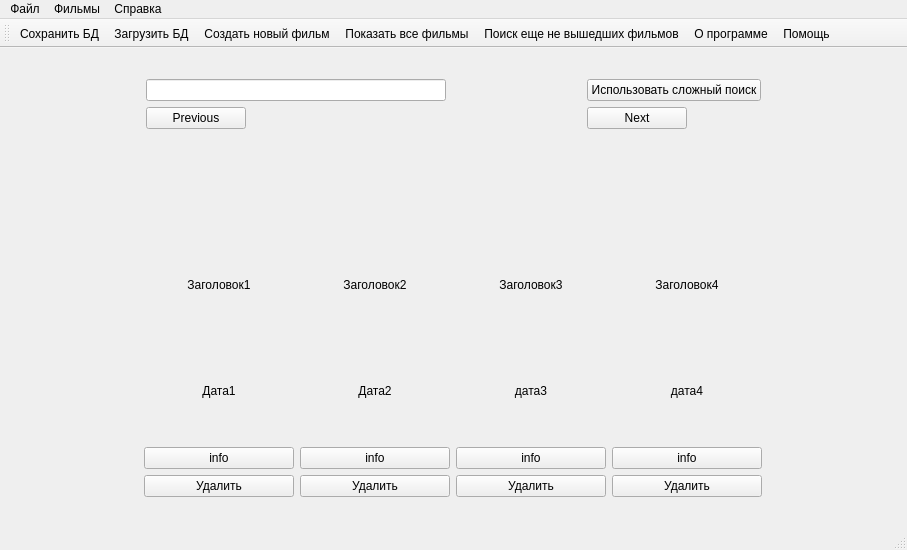
Clever001/MovieDatabase, file mainwindow.ui: the form before one commit.
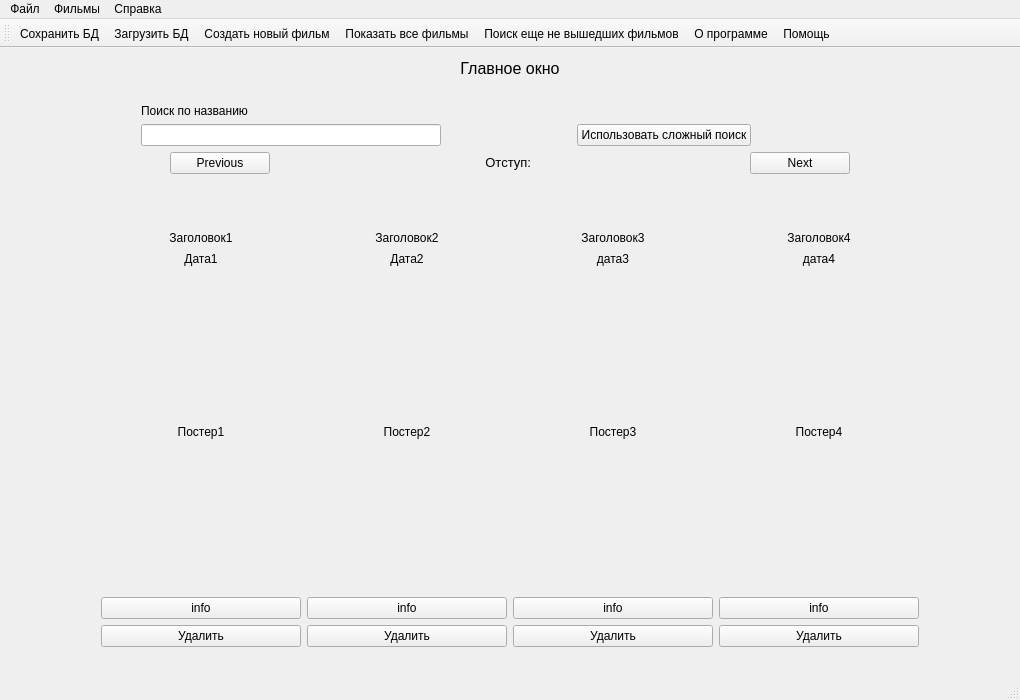
The form after the commit. Icons and pictures are not drawn.

What changed in the file:
```diff
--- a/mainwindow.ui
+++ b/mainwindow.ui
@@ -6,15 +6,42 @@
    <rect>
     <x>0</x>
     <y>0</y>
-    <width>907</width>
-    <height>550</height>
+    <width>1020</width>
+    <height>700</height>
    </rect>
   </property>
+  <property name="minimumSize">
+   <size>
+    <width>1020</width>
+    <height>700</height>
+   </size>
+  </property>
+  <property name="maximumSize">
+   <size>
+    <width>16777215</width>
+    <height>16777215</height>
+   </size>
+  </property>
   <property name="windowTitle">
    <string>Movie Database</string>
   </property>
   <widget class="QWidget" name="centralWidget">
    <layout class="QVBoxLayout" name="verticalLayout">
+    <item>
+     <widget class="QLabel" name="label_6">
+      <property name="font">
+       <font>
+        <pointsize>12</pointsize>
+       </font>
+      </property>
+      <property name="text">
+       <string>Главное окно</string>
+      </property>
+      <property name="alignment">
+       <set>Qt::AlignCenter</set>
+      </property>
+     </widget>
+    </item>
     <item>
      <spacer name="verticalSpacer_3">
       <property name="orientation">
@@ -34,47 +61,18 @@
     <item>
      <layout class="QGridLayout" name="gridLayout_2">
       <item row="0" column="0">
-       <widget class="QLineEdit" name="lineEdit">
-        <property name="sizePolicy">
-         <sizepolicy hsizetype="Fixed" vsizetype="Minimum">
-          <horstretch>0</horstretch>
-          <verstretch>0</verstretch>
-         </sizepolicy>
-        </property>
-        <property name="minimumSize">
-         <size>
-          <width>300</width>
-          <height>0</height>
-         </size>
-        </property>
-        <property name="maximumSize">
-         <size>
-          <width>16777215</width>
-          <height>25</height>
-         </size>
-        </property>
-       </widget>
-      </item>
-      <item row="2" column="1">
-       <widget class="QPushButton" name="nextButton">
-        <property name="sizePolicy">
-         <sizepolicy hsizetype="Fixed" vsizetype="Minimum">
-          <horstretch>0</horstretch>
-          <verstretch>0</verstretch>
-         </sizepolicy>
-        </property>
-        <property name="maximumSize">
-         <size>
-          <width>100</width>
-          <height>25</height>
-         </size>
+       <widget class="QLabel" name="label_5">
+        <property name="font">
+         <font>
+          <pointsize>9</pointsize>
+         </font>
         </property>
         <property name="text">
-         <string>Next</string>
+         <string>Поиск по названию</string>
         </property>
        </widget>
       </item>
-      <item row="0" column="1">
+      <item row="1" column="1">
        <widget class="QPushButton" name="complexSearchButton">
         <property name="sizePolicy">
          <sizepolicy hsizetype="Fixed" vsizetype="Minimum">
@@ -88,12 +86,67 @@
           <height>25</height>
          </size>
         </property>
+        <property name="font">
+         <font>
+          <pointsize>9</pointsize>
+         </font>
+        </property>
         <property name="text">
          <string>Использовать сложный поиск</string>
         </property>
        </widget>
       </item>
-      <item row="2" column="0">
+      <item row="1" column="0">
+       <widget class="QLineEdit" name="lineEdit">
+        <property name="sizePolicy">
+         <sizepolicy hsizetype="Fixed" vsizetype="Minimum">
+          <horstretch>0</horstretch>
+          <verstretch>0</verstretch>
+         </sizepolicy>
+        </property>
+        <property name="minimumSize">
+         <size>
+          <width>300</width>
+          <height>0</height>
+         </size>
+        </property>
+        <property name="maximumSize">
+         <size>
+          <width>16777215</width>
+          <height>25</height>
+         </size>
+        </property>
+        <property name="font">
+         <font>
+          <pointsize>9</pointsize>
+         </font>
+        </property>
+       </widget>
+      </item>
+      <item row="0" column="1">
+       <widget class="QLabel" name="label_2">
+        <property name="sizePolicy">
+         <sizepolicy hsizetype="Fixed" vsizetype="Preferred">
+          <horstretch>0</horstretch>
+          <verstretch>0</verstretch>
+         </sizepolicy>
+        </property>
+        <property name="minimumSize">
+         <size>
+          <width>300</width>
+          <height>0</height>
+         </size>
+        </property>
+        <property name="text">
+         <string/>
+        </property>
+       </widget>
+      </item>
+     </layout>
+    </item>
+    <item>
+     <layout class="QHBoxLayout" name="horizontalLayout_2">
+      <item>
        <widget class="QPushButton" name="previousButton">
         <property name="sizePolicy">
          <sizepolicy hsizetype="Fixed" vsizetype="Minimum">
@@ -107,11 +160,67 @@
           <height>25</height>
          </size>
         </property>
+        <property name="font">
+         <font>
+          <pointsize>9</pointsize>
+         </font>
+        </property>
         <property name="text">
          <string>Previous</string>
         </property>
        </widget>
       </item>
+      <item>
+       <widget class="QLabel" name="offsetLabel">
+        <property name="sizePolicy">
+         <sizepolicy hsizetype="Preferred" vsizetype="Fixed">
+          <horstretch>0</horstretch>
+          <verstretch>0</verstretch>
+         </sizepolicy>
+        </property>
+        <property name="maximumSize">
+         <size>
+          <width>150</width>
+          <height>16777215</height>
+         </size>
+        </property>
+        <property name="font">
+         <font>
+          <pointsize>10</pointsize>
+         </font>
+        </property>
+        <property name="text">
+         <string>Отступ: </string>
+        </property>
+        <property name="alignment">
+         <set>Qt::AlignCenter</set>
+        </property>
+       </widget>
+      </item>
+      <item>
+       <widget class="QPushButton" name="nextButton">
+        <property name="sizePolicy">
+         <sizepolicy hsizetype="Fixed" vsizetype="Minimum">
+          <horstretch>0</horstretch>
+          <verstretch>0</verstretch>
+         </sizepolicy>
+        </property>
+        <property name="maximumSize">
+         <size>
+          <width>100</width>
+          <height>25</height>
+         </size>
+        </property>
+        <property name="font">
+         <font>
+          <pointsize>9</pointsize>
+         </font>
+        </property>
+        <property name="text">
+         <string>Next</string>
+        </property>
+       </widget>
+      </item>
      </layout>
     </item>
     <item>
@@ -120,12 +229,12 @@
        <enum>Qt::Vertical</enum>
       </property>
       <property name="sizeType">
-       <enum>QSizePolicy::Expanding</enum>
+       <enum>QSizePolicy::Preferred</enum>
       </property>
       <property name="sizeHint" stdset="0">
        <size>
         <width>20</width>
-        <height>30</height>
+        <height>50</height>
        </size>
       </property>
      </spacer>
@@ -134,105 +243,82 @@
      <layout class="QHBoxLayout" name="horizontalLayout">
       <item>
        <layout class="QGridLayout" name="gridLayout">
-        <item row="1" column="0">
-         <widget class="QLabel" name="movie1Date">
-          <property name="sizePolicy">
-           <sizepolicy hsizetype="Preferred" vsizetype="Expanding">
-            <horstretch>0</horstretch>
-            <verstretch>0</verstretch>
-           </sizepolicy>
-          </property>
-          <property name="minimumSize">
+        <item row="4" column="2">
+         <widget class="QPushButton" name="movie3DelButton">
+          <property name="maximumSize">
            <size>
-            <width>0</width>
-            <height>100</height>
+            <width>200</width>
+            <height>16777215</height>
            </size>
           </property>
+          <property name="font">
+           <font>
+            <pointsize>9</pointsize>
+           </font>
+          </property>
+          <property name="text">
+           <string>Удалить</string>
+          </property>
+         </widget>
+        </item>
+        <item row="3" column="3">
+         <widget class="QPushButton" name="movie4EditButton">
           <property name="maximumSize">
            <size>
-            <width>16777215</width>
-            <height>250</height>
+            <width>200</width>
+            <height>16777215</height>
            </size>
           </property>
-          <property name="text">
-           <string>Дата1</string>
+          <property name="font">
+           <font>
+            <pointsize>9</pointsize>
+           </font>
           </property>
-          <property name="alignment">
-           <set>Qt::AlignCenter</set>
+          <property name="text">
+           <string>info</string>
           </property>
          </widget>
         </item>
         <item row="3" column="0">
+         <widget class="QPushButton" name="movie1EditButton">
+          <property name="maximumSize">
+           <size>
+            <width>200</width>
+            <height>16777215</height>
+           </size>
+          </property>
+          <property name="font">
+           <font>
+            <pointsize>9</pointsize>
+           </font>
+          </property>
+          <property name="text">
+           <string>info</string>
+          </property>
+         </widget>
+        </item>
+        <item row="4" column="0">
          <widget class="QPushButton" name="movie1DelButton">
           <property name="maximumSize">
            <size>
-            <width>150</width>
+            <width>200</width>
             <height>16777215</height>
            </size>
           </property>
-          <property name="text">
-           <string>Удалить</string>
+          <property name="font">
+           <font>
+            <pointsize>9</pointsize>
+           </font>
           </property>
-         </widget>
-        </item>
-        <item row="3" column="2">
-         <widget class="QPushButton" name="movie3DelButton">
-          <property name="maximumSize">
-           <size>
-            <width>150</width>
-            <height>16777215</height>
-           </size>
-          </property>
           <property name="text">
            <string>Удалить</string>
           </property>
          </widget>
         </item>
-        <item row="2" column="1">
-         <widget class="QPushButton" name="movie2EditButton">
-          <property name="maximumSize">
-           <size>
-            <width>150</width>
-            <height>16777215</height>
-           </size>
-          </property>
-          <property name="text">
-           <string>info</string>
-          </property>
-         </widget>
-        </item>
-        <item row="1" column="1">
-         <widget class="QLabel" name="movie2Date">
-          <property name="sizePolicy">
-           <sizepolicy hsizetype="Preferred" vsizetype="Expanding">
-            <horstretch>0</horstretch>
-            <verstretch>0</verstretch>
-           </sizepolicy>
-          </property>
-          <property name="minimumSize">
-           <size>
-            <width>0</width>
-            <height>100</height>
-           </size>
-          </property>
-          <property name="maximumSize">
-           <size>
-            <width>16777215</width>
-            <height>250</height>
-           </size>
-          </property>
-          <property name="text">
-           <string>Дата2</string>
-          </property>
-          <property name="alignment">
-           <set>Qt::AlignCenter</set>
-          </property>
-         </widget>
-        </item>
         <item row="0" column="1">
          <widget class="QLabel" name="movie2Label">
           <property name="sizePolicy">
-           <sizepolicy hsizetype="Preferred" vsizetype="Expanding">
+           <sizepolicy hsizetype="Preferred" vsizetype="Preferred">
             <horstretch>0</horstretch>
             <verstretch>0</verstretch>
            </sizepolicy>
@@ -240,15 +326,20 @@
           <property name="minimumSize">
            <size>
             <width>0</width>
-            <height>100</height>
+            <height>15</height>
            </size>
           </property>
           <property name="maximumSize">
            <size>
-            <width>16777215</width>
+            <width>200</width>
             <height>250</height>
            </size>
           </property>
+          <property name="font">
+           <font>
+            <pointsize>9</pointsize>
+           </font>
+          </property>
           <property name="text">
            <string>Заголовок2</string>
           </property>
@@ -260,7 +351,7 @@
         <item row="0" column="2">
          <widget class="QLabel" name="movie3Label">
           <property name="sizePolicy">
-           <sizepolicy hsizetype="Preferred" vsizetype="Expanding">
+           <sizepolicy hsizetype="Preferred" vsizetype="Preferred">
             <horstretch>0</horstretch>
             <verstretch>0</verstretch>
            </sizepolicy>
@@ -268,15 +359,20 @@
           <property name="minimumSize">
            <size>
             <width>0</width>
-            <height>100</height>
+            <height>15</height>
            </size>
           </property>
           <property name="maximumSize">
            <size>
-            <width>16777215</width>
+            <width>200</width>
             <height>250</height>
            </size>
           </property>
+          <property name="font">
+           <font>
+            <pointsize>9</pointsize>
+           </font>
+          </property>
           <property name="text">
            <string>Заголовок3</string>
           </property>
@@ -288,7 +384,7 @@
         <item row="0" column="0">
          <widget class="QLabel" name="movie1Label">
           <property name="sizePolicy">
-           <sizepolicy hsizetype="Preferred" vsizetype="Expanding">
+           <sizepolicy hsizetype="Preferred" vsizetype="Preferred">
             <horstretch>0</horstretch>
             <verstretch>0</verstretch>
            </sizepolicy>
@@ -296,15 +392,20 @@
           <property name="minimumSize">
            <size>
             <width>0</width>
-            <height>100</height>
+            <height>15</height>
            </size>
           </property>
           <property name="maximumSize">
            <size>
-            <width>16777215</width>
+            <width>200</width>
             <height>250</height>
            </size>
           </property>
+          <property name="font">
+           <font>
+            <pointsize>9</pointsize>
+           </font>
+          </property>
           <property name="text">
            <string>Заголовок1</string>
           </property>
@@ -313,23 +414,43 @@
           </property>
          </widget>
         </item>
-        <item row="3" column="1">
-         <widget class="QPushButton" name="movie2DelButton">
+        <item row="1" column="1">
+         <widget class="QLabel" name="movie2Date">
+          <property name="sizePolicy">
+           <sizepolicy hsizetype="Preferred" vsizetype="Preferred">
+            <horstretch>0</horstretch>
+            <verstretch>0</verstretch>
+           </sizepolicy>
+          </property>
+          <property name="minimumSize">
+           <size>
+            <width>0</width>
+            <height>15</height>
+           </size>
+          </property>
           <property name="maximumSize">
            <size>
-            <width>150</width>
-            <height>16777215</height>
+            <width>200</width>
+            <height>250</height>
            </size>
           </property>
+          <property name="font">
+           <font>
+            <pointsize>9</pointsize>
+           </font>
+          </property>
           <property name="text">
-           <string>Удалить</string>
+           <string>Дата2</string>
+          </property>
+          <property name="alignment">
+           <set>Qt::AlignCenter</set>
           </property>
          </widget>
         </item>
         <item row="1" column="2">
          <widget class="QLabel" name="movie3Date">
           <property name="sizePolicy">
-           <sizepolicy hsizetype="Preferred" vsizetype="Expanding">
+           <sizepolicy hsizetype="Preferred" vsizetype="Preferred">
             <horstretch>0</horstretch>
             <verstretch>0</verstretch>
            </sizepolicy>
@@ -337,15 +458,20 @@
           <property name="minimumSize">
            <size>
             <width>0</width>
-            <height>100</height>
+            <height>15</height>
            </size>
           </property>
           <property name="maximumSize">
            <size>
-            <width>16777215</width>
+            <width>200</width>
             <height>250</height>
            </size>
           </property>
+          <property name="font">
+           <font>
+            <pointsize>9</pointsize>
+           </font>
+          </property>
           <property name="text">
            <string>дата3</string>
           </property>
@@ -354,62 +480,82 @@
           </property>
          </widget>
         </item>
-        <item row="2" column="2">
+        <item row="3" column="2">
          <widget class="QPushButton" name="movie3EditButton">
           <property name="maximumSize">
            <size>
-            <width>150</width>
+            <width>200</width>
             <height>16777215</height>
            </size>
           </property>
-          <property name="text">
-           <string>info</string>
+          <property name="font">
+           <font>
+            <pointsize>9</pointsize>
+           </font>
           </property>
-         </widget>
-        </item>
-        <item row="2" column="0">
-         <widget class="QPushButton" name="movie1EditButton">
-          <property name="maximumSize">
-           <size>
-            <width>150</width>
-            <height>16777215</height>
-           </size>
-          </property>
           <property name="text">
            <string>info</string>
           </property>
          </widget>
         </item>
-        <item row="2" column="3">
-         <widget class="QPushButton" name="movie4EditButton">
-          <property name="maximumSize">
-           <size>
-            <width>150</width>
-            <height>16777215</height>
-           </size>
-          </property>
-          <property name="text">
-           <string>info</string>
-          </property>
-         </widget>
-        </item>
-        <item row="3" column="3">
+        <item row="4" column="3">
          <widget class="QPushButton" name="movie4DelButton">
           <property name="maximumSize">
            <size>
-            <width>150</width>
+            <width>200</width>
             <height>16777215</height>
            </size>
           </property>
+          <property name="font">
+           <font>
+            <pointsize>9</pointsize>
+           </font>
+          </property>
           <property name="text">
            <string>Удалить</string>
           </property>
          </widget>
         </item>
-        <item row="0" column="3">
-         <widget class="QLabel" name="movie4Label">
+        <item row="3" column="1">
+         <widget class="QPushButton" name="movie2EditButton">
+          <property name="maximumSize">
+           <size>
+            <width>200</width>
+            <height>16777215</height>
+           </size>
+          </property>
+          <property name="font">
+           <font>
+            <pointsize>9</pointsize>
+           </font>
+          </property>
+          <property name="text">
+           <string>info</string>
+          </property>
+         </widget>
+        </item>
+        <item row="4" column="1">
+         <widget class="QPushButton" name="movie2DelButton">
+          <property name="maximumSize">
+           <size>
+            <width>200</width>
+            <height>16777215</height>
+           </size>
+          </property>
+          <property name="font">
+           <font>
+            <pointsize>9</pointsize>
+           </font>
+          </property>
+          <property name="text">
+           <string>Удалить</string>
+          </property>
+         </widget>
+        </item>
+        <item row="1" column="0">
+         <widget class="QLabel" name="movie1Date">
           <property name="sizePolicy">
-           <sizepolicy hsizetype="Preferred" vsizetype="Expanding">
+           <sizepolicy hsizetype="Preferred" vsizetype="Preferred">
             <horstretch>0</horstretch>
             <verstretch>0</verstretch>
            </sizepolicy>
@@ -417,17 +563,22 @@
           <property name="minimumSize">
            <size>
             <width>0</width>
-            <height>100</height>
+            <height>15</height>
            </size>
           </property>
           <property name="maximumSize">
            <size>
-            <width>16777215</width>
+            <width>200</width>
             <height>250</height>
            </size>
           </property>
+          <property name="font">
+           <font>
+            <pointsize>9</pointsize>
+           </font>
+          </property>
           <property name="text">
-           <string>Заголовок4</string>
+           <string>Дата1</string>
           </property>
           <property name="alignment">
            <set>Qt::AlignCenter</set>
@@ -437,7 +588,7 @@
         <item row="1" column="3">
          <widget class="QLabel" name="movie4Date">
           <property name="sizePolicy">
-           <sizepolicy hsizetype="Preferred" vsizetype="Expanding">
+           <sizepolicy hsizetype="Preferred" vsizetype="Preferred">
             <horstretch>0</horstretch>
             <verstretch>0</verstretch>
            </sizepolicy>
@@ -445,9 +596,20 @@
           <property name="minimumSize">
            <size>
             <width>0</width>
-            <height>100</height>
+            <height>15</height>
            </size>
           </property>
+          <property name="maximumSize">
+           <size>
+            <width>200</width>
+            <height>16777215</height>
+           </size>
+          </property>
+          <property name="font">
+           <font>
+            <pointsize>9</pointsize>
+           </font>
+          </property>
           <property name="text">
            <string>дата4</string>
           </property>
@@ -456,6 +618,147 @@
           </property>
          </widget>
         </item>
+        <item row="0" column="3">
+         <widget class="QLabel" name="movie4Label">
+          <property name="sizePolicy">
+           <sizepolicy hsizetype="Preferred" vsizetype="Preferred">
+            <horstretch>0</horstretch>
+            <verstretch>0</verstretch>
+           </sizepolicy>
+          </property>
+          <property name="minimumSize">
+           <size>
+            <width>0</width>
+            <height>15</height>
+           </size>
+          </property>
+          <property name="maximumSize">
+           <size>
+            <width>200</width>
+            <height>250</height>
+           </size>
+          </property>
+          <property name="font">
+           <font>
+            <pointsize>9</pointsize>
+           </font>
+          </property>
+          <property name="text">
+           <string>Заголовок4</string>
+          </property>
+          <property name="alignment">
+           <set>Qt::AlignCenter</set>
+          </property>
+         </widget>
+        </item>
+        <item row="2" column="0">
+         <widget class="QLabel" name="movie1Poster">
+          <property name="sizePolicy">
+           <sizepolicy hsizetype="Preferred" vsizetype="Expanding">
+            <horstretch>0</horstretch>
+            <verstretch>0</verstretch>
+           </sizepolicy>
+          </property>
+          <property name="maximumSize">
+           <size>
+            <width>200</width>
+            <height>16777215</height>
+           </size>
+          </property>
+          <property name="font">
+           <font>
+            <pointsize>9</pointsize>
+           </font>
+          </property>
+          <property name="text">
+           <string>Постер1</string>
+          </property>
+          <property name="alignment">
+           <set>Qt::AlignCenter</set>
+          </property>
+         </widget>
+        </item>
+        <item row="2" column="1">
+         <widget class="QLabel" name="movie2Poster">
+          <property name="sizePolicy">
+           <sizepolicy hsizetype="Preferred" vsizetype="Expanding">
+            <horstretch>0</horstretch>
+            <verstretch>0</verstretch>
+           </sizepolicy>
+          </property>
+          <property name="maximumSize">
+           <size>
+            <width>200</width>
+            <height>16777215</height>
+           </size>
+          </property>
+          <property name="font">
+           <font>
+            <pointsize>9</pointsize>
+           </font>
+          </property>
+          <property name="text">
+           <string>Постер2</string>
+          </property>
+          <property name="alignment">
+           <set>Qt::AlignCenter</set>
+          </property>
+         </widget>
+        </item>
+        <item row="2" column="2">
+         <widget class="QLabel" name="movie3Poster">
+          <property name="sizePolicy">
+           <sizepolicy hsizetype="Preferred" vsizetype="Expanding">
+            <horstretch>0</horstretch>
+            <verstretch>0</verstretch>
+           </sizepolicy>
+          </property>
+          <property name="maximumSize">
+           <size>
+            <width>200</width>
+            <height>16777215</height>
+           </size>
+          </property>
+          <property name="font">
+           <font>
+            <pointsize>9</pointsize>
+           </font>
+          </property>
+          <property name="text">
+           <string>Постер3</string>
+          </property>
+          <property name="alignment">
+           <set>Qt::AlignCenter</set>
+          </property>
+         </widget>
+        </item>
+        <item row="2" column="3">
+         <widget class="QLabel" name="movie4Poster">
+          <property name="sizePolicy">
+           <sizepolicy hsizetype="Preferred" vsizetype="Expanding">
+            <horstretch>0</horstretch>
+            <verstretch>0</verstretch>
+           </sizepolicy>
+          </property>
+          <property name="maximumSize">
+           <size>
+            <width>200</width>
+            <height>16777215</height>
+           </size>
+          </property>
+          <property name="font">
+           <font>
+            <pointsize>9</pointsize>
+           </font>
+          </property>
+          <property name="text">
+           <string>Постер4</string>
+          </property>
+          <property name="alignment">
+           <set>Qt::AlignCenter</set>
+          </property>
+         </widget>
+        </item>
        </layout>
       </item>
      </layout>
@@ -483,7 +786,7 @@
     <rect>
      <x>0</x>
      <y>0</y>
-     <width>907</width>
+     <width>1020</width>
      <height>21</height>
     </rect>
    </property>
```
